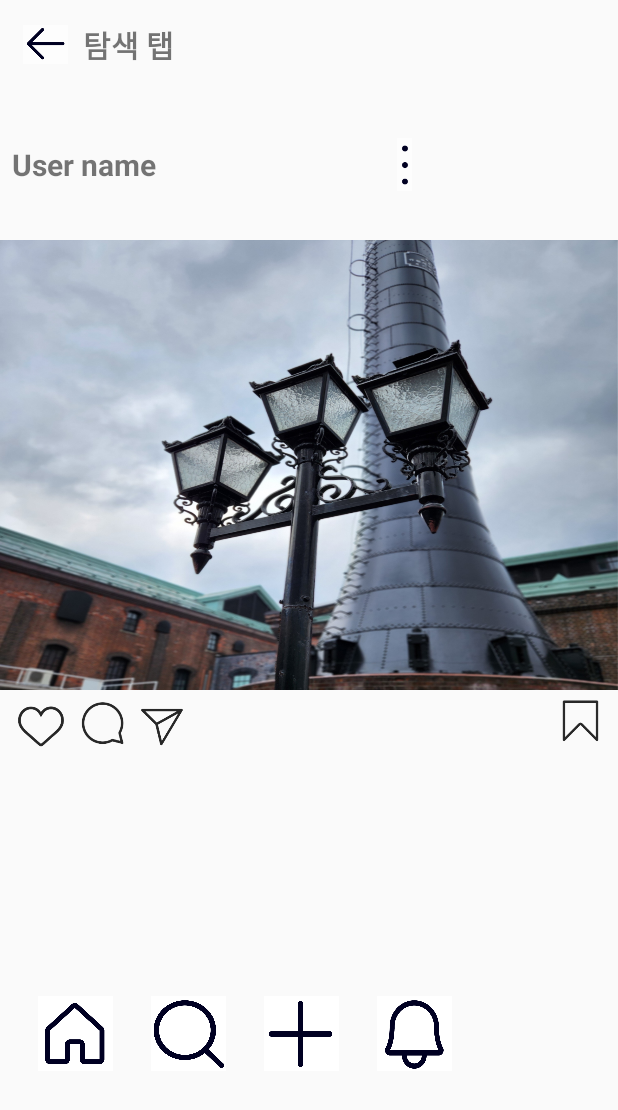
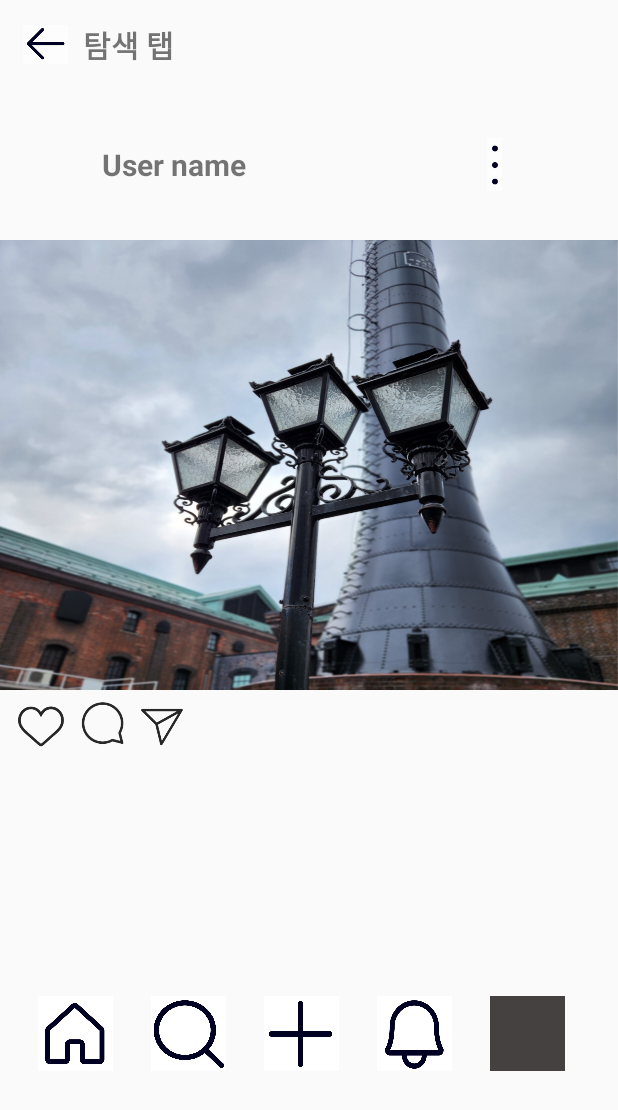
Before and after one commit to CodingVirus/Android_SNS_Project, an Android app: the ActivityPost screen opened directly, with no data from a screen before it, on a phone screen of 412 x 824 dp. Shown: the top 1110 px of the screen. Run offline under Robolectric (Android 15) with nearby library versions, the phone set to English and light mode, and no system bars; our stand-ins replace CircleImageView.

Commit message:
중간 저장

```diff
--- a/app/src/main/java/com/example/sns_app/SearchPageActivity.kt
+++ b/app/src/main/java/com/example/sns_app/SearchPageActivity.kt
@@ -32,7 +32,7 @@ class SearchPageActivity : AppCompatActivity() {
 
         val iv_one = findViewById<ImageView>(R.id.page_one)
         iv_one.setOnClickListener {
-            val intent = Intent(this, SignUpActivity::class.java)
+            val intent = Intent(this, ActivityPost::class.java)
             startActivity(intent)
         }
     }
--- a/app/src/main/res/layout/activity_home.xml
+++ b/app/src/main/res/layout/activity_home.xml
@@ -52,7 +52,7 @@
                 android:layout_width="150dp"
                 android:layout_marginRight="100dp"
                 android:layout_height="match_parent"
-                android:src="@drawable/instagram_pont_icon" />
+                android:src="@drawable/instapont_logo" />
 
         </LinearLayout>
 
@@ -87,12 +87,12 @@
 
             <ImageView
                 android:id="@+id/btn_alarm"
-                android:src="@drawable/home_button"
+                android:src="@drawable/icon_4th"
                 style="@style/BottomIconStyle"/>
 
             <ImageView
                 android:id="@+id/btn_my_page"
-                android:src="@drawable/home_button"
+                android:background="#4C4747"
                 style="@style/BottomIconStyle"/>
         </LinearLayout>
 
--- a/app/src/main/res/layout/activity_post.xml
+++ b/app/src/main/res/layout/activity_post.xml
@@ -45,17 +45,16 @@
             android:orientation="horizontal">
 
 
-<!--            <de.hdodenhof.circleimageview.CircleImageView-->
-<!--                android:id="@+id/circle_iv"-->
-<!--                android:layout_width="60dp"-->
-<!--                android:layout_height="60dp"-->
-<!--                android:layout_gravity="center"-->
-<!--                android:background="@android:color/transparent"-->
-<!--                app:civ_border_overlay="true"-->
-<!--                app:civ_border_width="5dp"-->
-<!--                app:civ_border_color="#000000"-->
-<!--                android:src="@drawable/test_img"-->
-<!--                />-->
+            <de.hdodenhof.circleimageview.CircleImageView
+                android:id="@+id/circle_iv"
+                android:layout_width="60dp"
+                android:layout_height="60dp"
+                android:layout_gravity="center"
+                android:background="@android:color/transparent"
+                app:civ_border_overlay="true"
+                app:civ_border_width="5dp"
+                app:civ_border_color="#000000"
+                />
 
 
 
@@ -117,13 +116,6 @@
                 android:layout_marginTop="5dp"
                 android:src="@drawable/post_icon_one" />
 
-            <ImageView
-                android:layout_width="30dp"
-                android:layout_height="30dp"
-                android:layout_marginLeft="245dp"
-                android:layout_marginTop="5dp"
-                android:src="@drawable/post_icon_four" />
-
         </LinearLayout>
 
 
@@ -181,7 +173,8 @@
 
             <ImageView
                 android:id="@+id/iv_my_page"
-                style="@style/BottomIconStyle" />
+                style="@style/BottomIconStyle"
+                android:background="#454141"/>
         </LinearLayout>
 
 
```
Also changed, not shown: app/src/main/res/layout/activity_my_page.xml (+4 -4 lines), app/src/main/res/drawable/instapont_logo.png (added).
